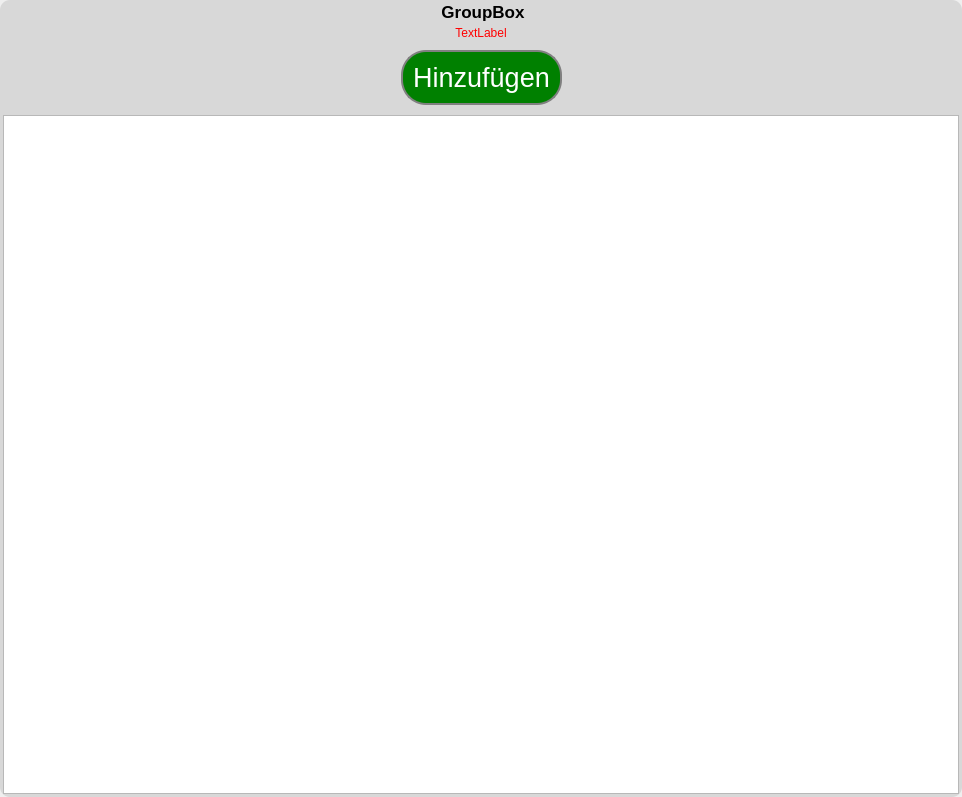
b-lack/qgis-fim-plugin, file lfb_regeneration_wildlife_impact/gui/form/array_field.ui: the form before one commit.
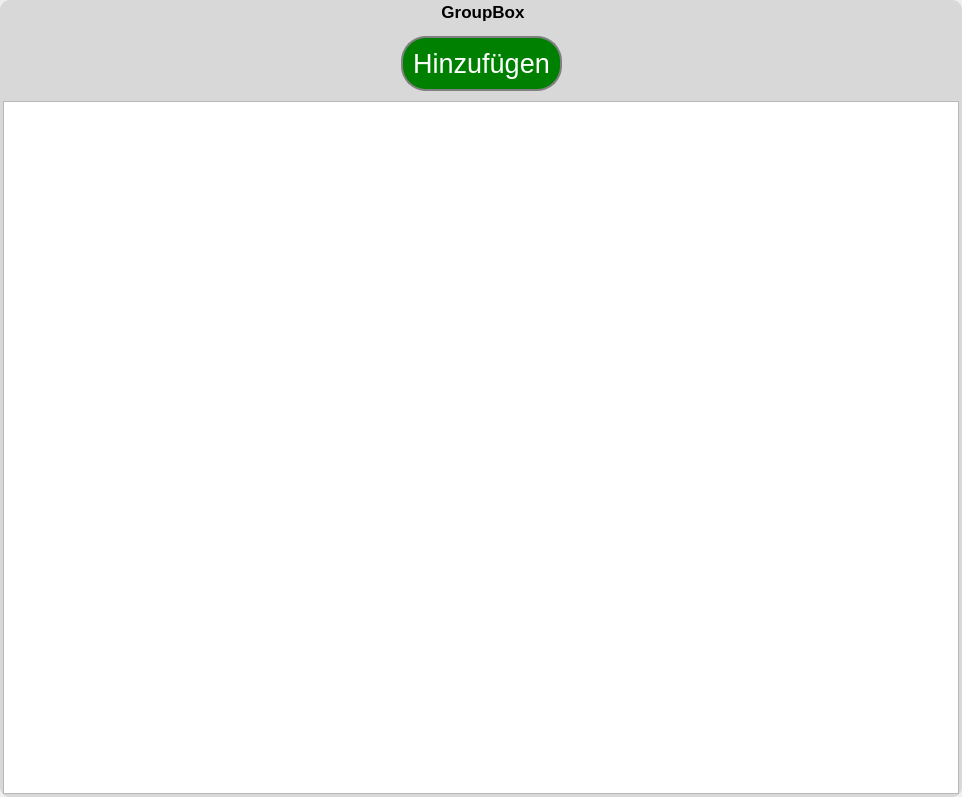
The form after the commit.

Diff of the .ui file:
```diff
--- a/lfb_regeneration_wildlife_impact/gui/form/array_field.ui
+++ b/lfb_regeneration_wildlife_impact/gui/form/array_field.ui
@@ -77,19 +77,6 @@
           <item>
            <layout class="QGridLayout" name="lfbArrayInput"/>
           </item>
-          <item>
-           <widget class="QLabel" name="lfbArrayError">
-            <property name="styleSheet">
-             <string notr="true">color:#f00;</string>
-            </property>
-            <property name="text">
-             <string>TextLabel</string>
-            </property>
-            <property name="alignment">
-             <set>Qt::AlignCenter</set>
-            </property>
-           </widget>
-          </item>
           <item>
            <layout class="QHBoxLayout" name="horizontalLayout_5">
             <item>
@@ -166,6 +153,9 @@
             <property name="editTriggers">
              <set>QAbstractItemView::NoEditTriggers</set>
             </property>
+            <property name="alternatingRowColors">
+             <bool>true</bool>
+            </property>
             <property name="textElideMode">
              <enum>Qt::ElideNone</enum>
             </property>
@@ -176,7 +166,7 @@
              <enum>QAbstractItemView::ScrollPerPixel</enum>
             </property>
             <property name="sortingEnabled">
-             <bool>true</bool>
+             <bool>false</bool>
             </property>
             <attribute name="verticalHeaderStretchLastSection">
              <bool>false</bool>
```
